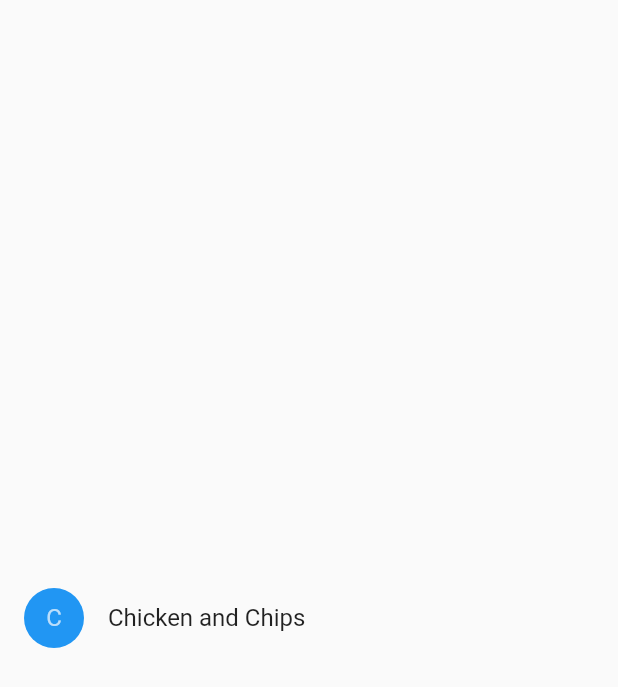
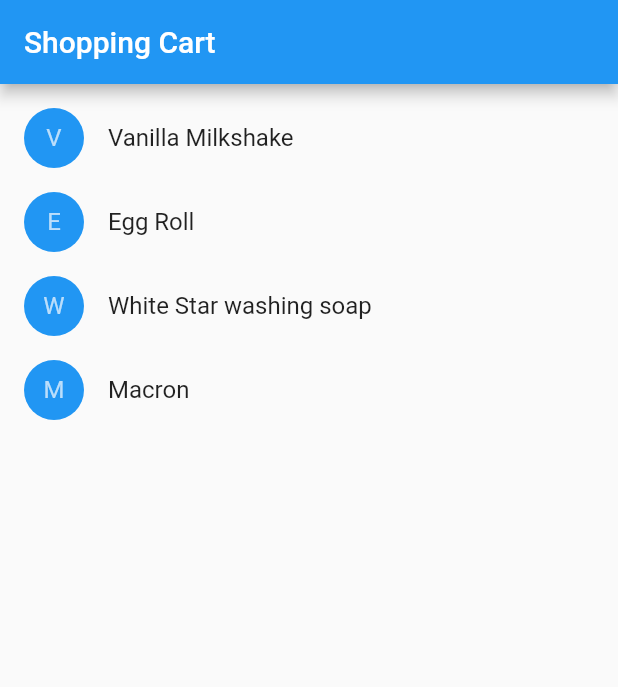
Before and after one commit to rsgilbert/flutter_widgets, a Flutter app: the screen it shows after launch, on a phone screen of 412 x 824 dp. Shown: the top 687 px of the screen. Run offline on Flutter 3.47's test engine with Material 2 defaults, Android fonts, the phone set to English and light mode, and no system bars.

Commit message:
Implemented ShoppingList

```diff
--- a/lib/ShoppingList.dart
+++ b/lib/ShoppingList.dart
@@ -1,5 +1,37 @@
-// import 'package:flutter/cupertino.dart';
+import 'package:flutter/cupertino.dart';
+import 'package:flutter/material.dart';
+import 'package:flutter_widgets/ShoppingListItem.dart';
 
-// class ShoppingList extends StatefulWidget {
+class ShoppingList extends StatefulWidget {
+  const ShoppingList({required this.products, super.key});
 
-// }
+  final List<Product> products;
+
+  @override
+  State<ShoppingList> createState() => _ShoppingListState();
+}
+
+class _ShoppingListState extends State<ShoppingList> {
+  final _shoppingCart = <Product>{};
+
+  void _handleCartChanged(Product product, bool inCart) {
+    setState(() {
+      inCart ? _shoppingCart.remove(product) : _shoppingCart.add(product);
+    });
+  }
+
+  @override
+  Widget build(BuildContext context) {
+    return Scaffold(
+        appBar: AppBar(title: const Text('Shopping Cart')),
+        body: ListView(
+          padding: const EdgeInsets.symmetric(vertical: 8),
+          children: widget.products.map((product) {
+            return ShoppingListItem(
+                product: product,
+                inCart: _shoppingCart.contains(product),
+                onCartChanged: _handleCartChanged);
+          }).toList(),
+        ));
+  }
+}
--- a/lib/main.dart
+++ b/lib/main.dart
@@ -1,21 +1,19 @@
 import 'package:flutter/material.dart';
 import 'package:flutter_widgets/Counter.dart';
+import 'package:flutter_widgets/ShoppingList.dart';
 import 'package:flutter_widgets/ShoppingListItem.dart';
 import 'package:flutter_widgets/TutorialHome.dart';
 import 'package:flutter_widgets/myscaffold.dart';
 
-
 void main() {
-  runApp(MaterialApp(
+  runApp(const MaterialApp(
       title: 'Flutter Tutorials',
-      home: Scaffold(
-          body: Center(
-              child: ShoppingListItem(
-                  product: const Product(name: "Chicken and Chips"),
-                  inCart: false,
-                  onCartChanged: (product, inCart) {
-                    print("Product is ${product.name}, inCart is $inCart");
-                  })))));
+      home: ShoppingList(products: [
+        Product(name: "Vanilla Milkshake"),
+        Product(name: "Egg Roll"),
+        Product(name: "White Star washing soap"),
+        Product(name: "Macron")
+      ])));
 }
 
 class MyApp extends StatelessWidget {
```
Also changed, not shown: lib/MyLayout.dart (added, +8 -0 lines).
